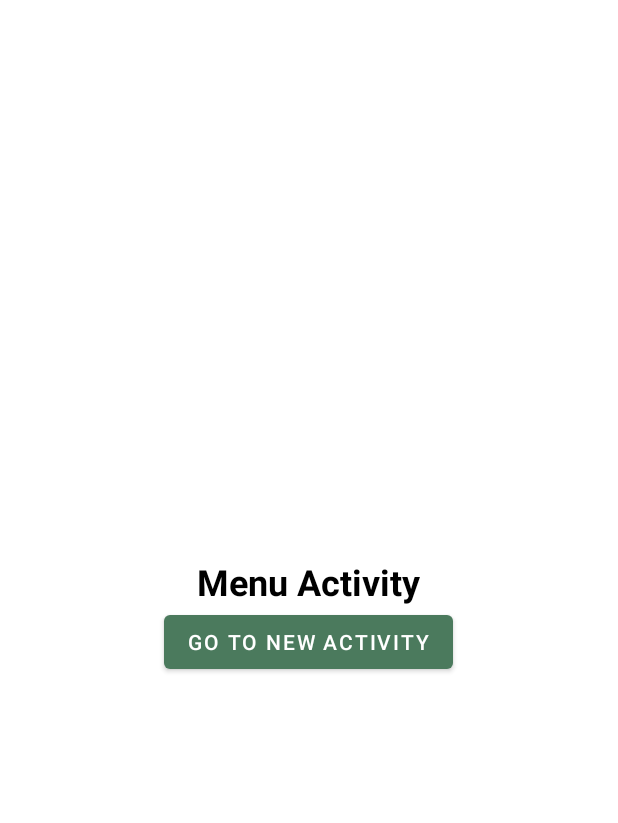
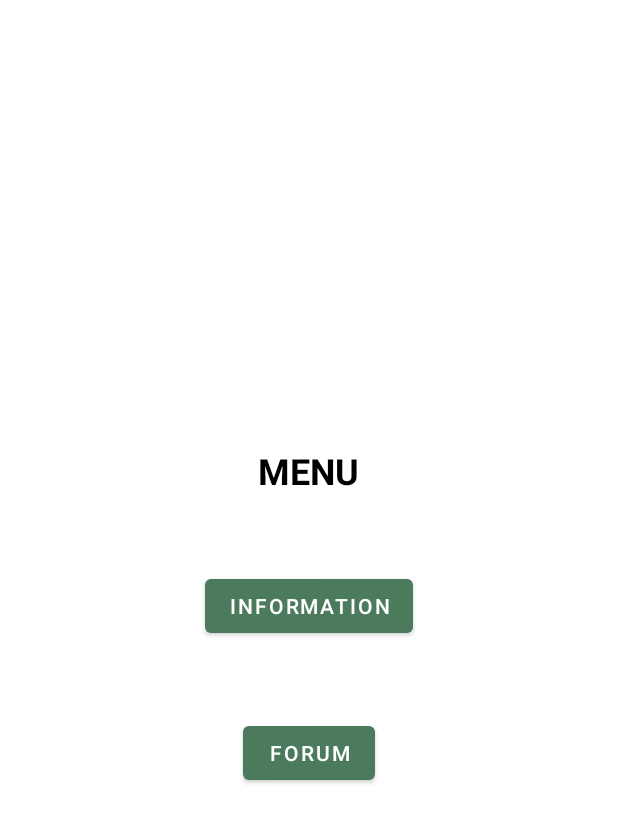
Before and after one commit to katerinaarf/OliveTheory, an Android app: the layout activity_menu.xml on its own in the app's theme, with its tools: preview values and no code run, on a phone screen of 412 x 824 dp. Shown: the top 823 px of the screen. Run offline under Robolectric (Android 15) with nearby library versions, the phone set to English and light mode, and no system bars.

```diff
--- a/app/build.gradle.kts
+++ b/app/build.gradle.kts
@@ -44,4 +44,6 @@ dependencies {
     testImplementation(libs.junit)
     androidTestImplementation(libs.ext.junit)
     androidTestImplementation(libs.espresso.core)
+
+    implementation("com.google.android.gms:play-services-maps:17.0.0")
 }
--- a/app/src/main/AndroidManifest.xml
+++ b/app/src/main/AndroidManifest.xml
@@ -24,6 +24,9 @@
         <activity
             android:name=".SignUpActivity"
             android:exported="false"></activity>
+        <activity android:name=".MenuActivity"></activity>
+        <activity android:name=".MapsActivity"/>
+
     </application>
 
 </manifest>
--- a/app/src/main/java/com/example/olivetheory/newActivity.java
+++ b/app/src/main/java/com/example/olivetheory/InfoActivity.java
@@ -4,11 +4,11 @@ import android.os.Bundle;
 
 import androidx.appcompat.app.AppCompatActivity;
 
-public class newActivity extends AppCompatActivity {
+public class InfoActivity extends AppCompatActivity {
 
     @Override
     protected void onCreate(Bundle savedInstanceState) {
         super.onCreate(savedInstanceState);
-        setContentView(R.layout.activity_new);
+        setContentView(R.layout.activity_forum);
     }
 }
--- a/app/src/main/res/layout/activity_menu.xml
+++ b/app/src/main/res/layout/activity_menu.xml
@@ -11,15 +11,23 @@
     <TextView
         android:layout_width="wrap_content"
         android:layout_height="wrap_content"
-        android:text="Menu Activity"
+        android:text="MENU"
         android:textSize="24sp"
         android:textStyle="bold"
         android:textColor="@android:color/black"/>
+
     <Button
-        android:id="@+id/goToNewActivityButton"
+        android:id="@+id/informationButton"
         android:layout_width="wrap_content"
         android:layout_height="wrap_content"
-        android:text="Go To new Activity"/>
-    <!-- Add your menu items here -->
+        android:text="Information"
+        android:layout_marginTop="50dp"/>
+
+    <Button
+        android:id="@+id/forumButton"
+        android:layout_width="wrap_content"
+        android:layout_height="wrap_content"
+        android:text="Forum"
+        android:layout_marginTop="50dp"/>
 
 </LinearLayout>
--- a/app/src/main/res/layout/layout_sign_up.xml
+++ b/app/src/main/res/layout/layout_sign_up.xml
@@ -1,10 +1,7 @@
 <?xml version="1.0" encoding="utf-8"?>
 <RelativeLayout xmlns:android="http://schemas.android.com/apk/res/android"
-    xmlns:tools="http://schemas.android.com/tools"
     android:layout_width="match_parent"
-    android:layout_height="match_parent"
-    android:padding="16dp"
-    tools:context=".SignUpActivity">
+    android:layout_height="match_parent">
 
     <EditText
         android:id="@+id/nameEditText"
--- /dev/null
+++ b/app/src/main/res/values/google_maps_api.xml
@@ -0,0 +1,6 @@
+<?xml version="1.0" encoding="utf-8"?>
+<resources>
+    <string name="google_maps_key" translatable="false" templateMergeStrategy="preserve">
+        AIzaSyAdE_38Qvtj9lKTAV_9iERwakL5X3cVyyc
+    </string>
+</resources>
```
Also changed, not shown: app/src/main/java/com/example/olivetheory/ForumActivity.java (added, +11 -0 lines), app/src/main/java/com/example/olivetheory/MapsActivity.java (added, +37 -0 lines), app/src/main/java/com/example/olivetheory/MenuActivity.java (+4 -4 lines), app/src/main/java/com/example/olivetheory/SignUpActivity.java (+11 -6 lines), app/src/main/res/layout/activity_forum.xml (added, +16 -0 lines), app/src/main/res/layout/activity_maps.xml (added, +23 -0 lines), app/src/main/res/layout/activity_new.xml (deleted, +0 -21 lines).
